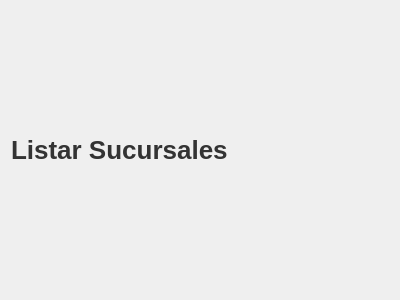
Before: the Qt Designer form views/qt_files/frame_listar_sucursales.ui in AlejoOsorio/BasesDeDatosProyecto, drawn with Qt 5.
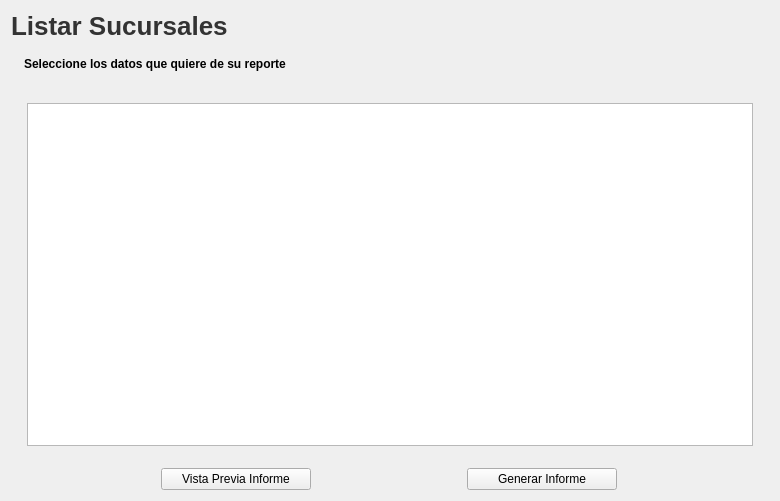
After: the same form once the commit is applied.

Commit message:
Se agregaron los informes
Se Actualizaron las ventanas de los informes con sus filtros y sus consultas

The edit to the form file:
```diff
--- a/views/qt_files/frame_listar_sucursales.ui
+++ b/views/qt_files/frame_listar_sucursales.ui
@@ -6,8 +6,8 @@
    <rect>
     <x>0</x>
     <y>0</y>
-    <width>400</width>
-    <height>300</height>
+    <width>780</width>
+    <height>501</height>
    </rect>
   </property>
   <property name="windowTitle">
@@ -30,6 +30,71 @@
      </property>
     </widget>
    </item>
+   <item>
+    <widget class="QLabel" name="label_2">
+     <property name="sizePolicy">
+      <sizepolicy hsizetype="Preferred" vsizetype="Preferred">
+       <horstretch>0</horstretch>
+       <verstretch>0</verstretch>
+      </sizepolicy>
+     </property>
+     <property name="maximumSize">
+      <size>
+       <width>16777215</width>
+       <height>100</height>
+      </size>
+     </property>
+     <property name="styleSheet">
+      <string notr="true">QLabel {
+	padding: 10px;
+	font-weight: bold;
+	qproperty-alignment: AlignCenter;
+}</string>
+     </property>
+     <property name="text">
+      <string>Seleccione los datos que quiere de su reporte</string>
+     </property>
+    </widget>
+   </item>
+   <item>
+    <widget class="QTableWidget" name="twEmpleados">
+     <property name="styleSheet">
+      <string notr="true">QTableWidget {
+ margin: 16px
+}</string>
+     </property>
+    </widget>
+   </item>
+   <item>
+    <layout class="QHBoxLayout" name="horizontalLayout">
+     <item>
+      <widget class="QPushButton" name="btnVistaPrevia">
+       <property name="maximumSize">
+        <size>
+         <width>150</width>
+         <height>16777215</height>
+        </size>
+       </property>
+       <property name="text">
+        <string>Vista Previa Informe</string>
+       </property>
+      </widget>
+     </item>
+     <item>
+      <widget class="QPushButton" name="btnGenerarInforme">
+       <property name="maximumSize">
+        <size>
+         <width>150</width>
+         <height>16777215</height>
+        </size>
+       </property>
+       <property name="text">
+        <string>Generar Informe</string>
+       </property>
+      </widget>
+     </item>
+    </layout>
+   </item>
   </layout>
  </widget>
  <resources/>
```
The commit also changes 8 other files.
